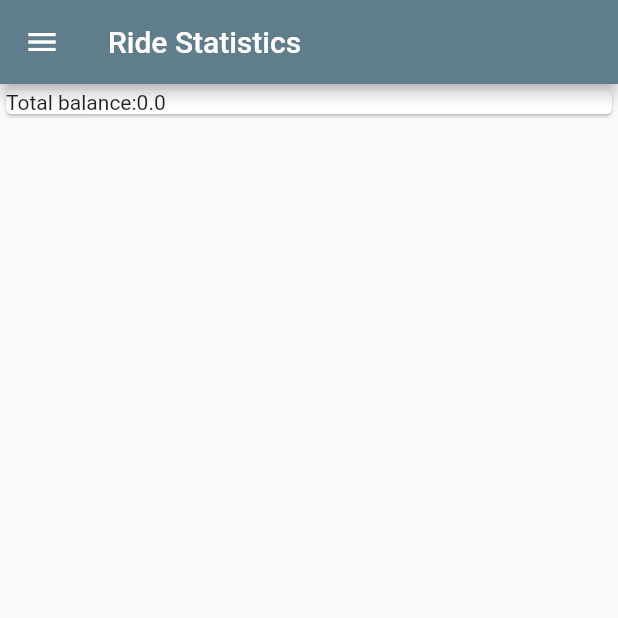
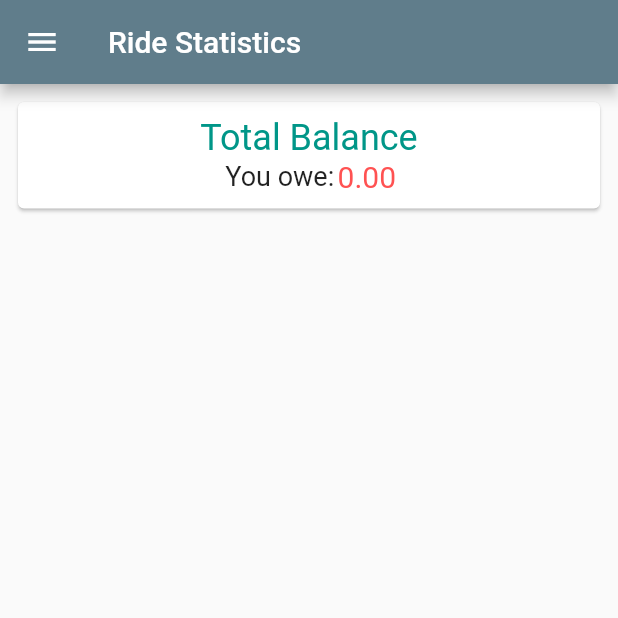
Before and after one commit to SharePool/sharepool-mobile, a Flutter app: the StatisticsPage screen opened directly with empty values, on a phone screen of 412 x 824 dp, the top half of it. Run offline on Flutter 3.47's test engine with Material 2 defaults, Android fonts, the phone set to English and light mode, and no system bars; our stand-ins replace qr_flutter, shared_preferences; missing offline and left inert: barcode_scan; accounts and stored records are empty; network calls fail.

Commit message:
Worked on total balance presentation

```diff
--- a/lib/statistics/statistics_page.dart
+++ b/lib/statistics/statistics_page.dart
@@ -1,7 +1,6 @@
 import 'package:flutter/material.dart';
-import 'package:share_pool/util/PreferencesService.dart';
 import 'package:share_pool/util/rest/ExpenseRestClient.dart';
-import 'package:share_pool/util/services/StatisticsService.dart';
+
 import '../mydrawer.dart';
 
 class StatisticsPage extends StatefulWidget {
@@ -19,7 +18,7 @@ class StatisticsPage extends StatefulWidget {
 class _StatisticsPageState extends State<StatisticsPage> {
   MyDrawer myDrawer;
 
-  double userBalance = 0;
+  double _userBalance = 0;
 
   _StatisticsPageState(MyDrawer myDrawer) {
     this.myDrawer = myDrawer;
@@ -33,9 +32,11 @@ class _StatisticsPageState extends State<StatisticsPage> {
   }
 
   void loadUserBalance() async {
-    setState(() async {
-      userBalance = await ExpenseRestClient
-          .getTotalBalancegetAllExpensesForLoggedInUser();
+    var totalBalance = await ExpenseRestClient
+        .getTotalBalancegetAllExpensesForLoggedInUser();
+
+    setState(() {
+      _userBalance = totalBalance;
     });
   }
 
@@ -48,12 +49,49 @@ class _StatisticsPageState extends State<StatisticsPage> {
       drawer: myDrawer,
       body: ListView(
         children: <Widget>[
-          Card(
-            child: Row(
-              children: <Widget>[
-                Text("Total balance:"),
-                Text(userBalance?.toString())
-              ],
+          Padding(
+            padding: const EdgeInsets.all(8.0),
+            child: Card(
+              child: Padding(
+                padding: const EdgeInsets.all(10),
+                child: Center(
+                  child: Column(
+                    crossAxisAlignment: CrossAxisAlignment.center,
+                    children: <Widget>[
+                      Text(
+                        "Total Balance",
+                        textAlign: TextAlign.center,
+                        style: TextStyle(
+                            fontSize: 24,
+                            color: Colors.teal
+                        ),
+                      ),
+                      Row(
+                        mainAxisAlignment: MainAxisAlignment.center,
+                        children: <Widget>[
+                          Text(
+                            _userBalance <= 0 ? "You owe: " : "You are owed: ",
+                            textAlign: TextAlign.center,
+                            style: TextStyle(
+                                fontSize: 18
+                            ),
+                          ),
+                          Text(
+                            _userBalance?.toStringAsFixed(2),
+                            textAlign: TextAlign.center,
+                            style: TextStyle(
+                                fontSize: 20,
+                                color: _userBalance <= 0
+                                    ? Colors.redAccent
+                                    : Colors.greenAccent
+                            ),
+                          )
+                        ],
+                      )
+                    ],
+                  ),
+                ),
+              ),
             ),
           )
         ],
```
